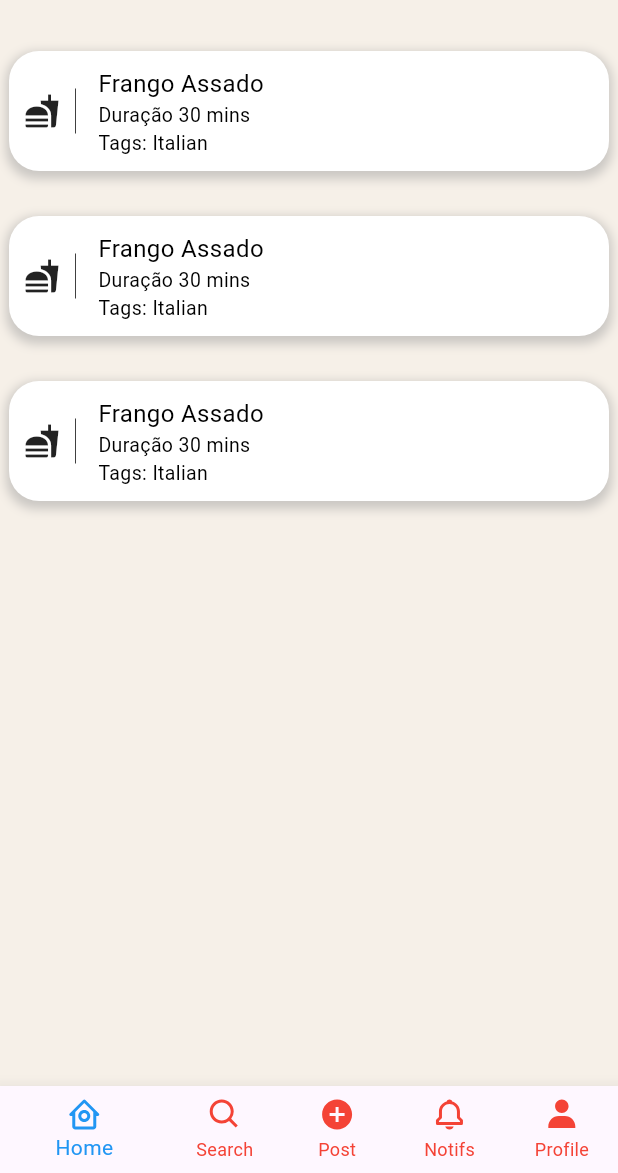
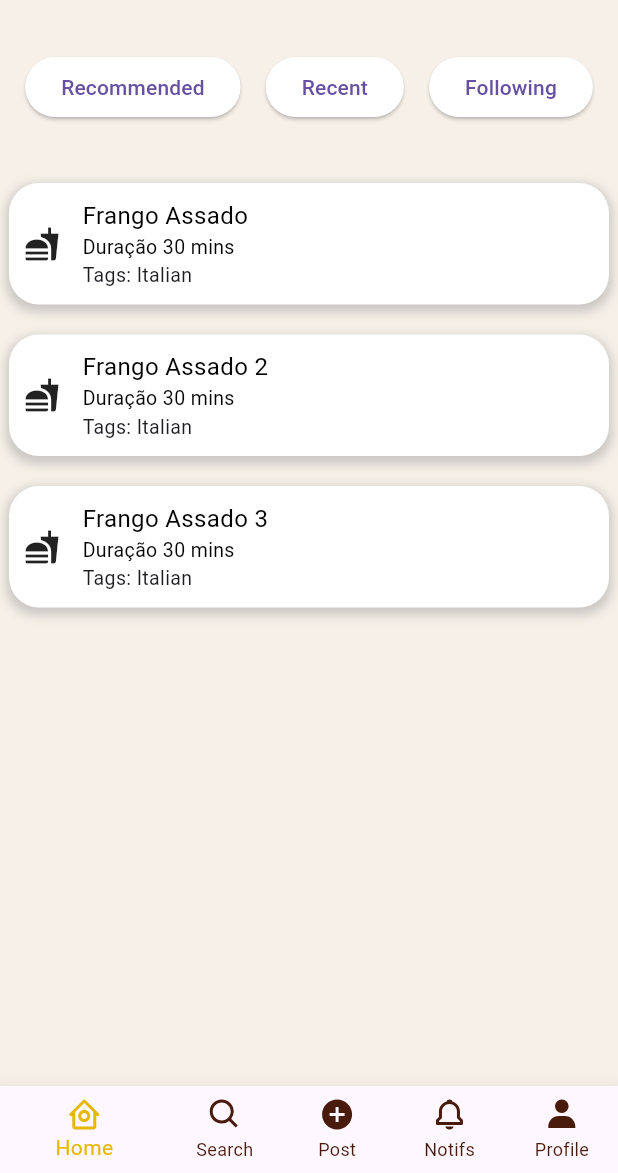
Before and after one commit to GoncaloGingeira/Feast, a Flutter app: the screen it shows after launch, on a phone screen of 412 x 824 dp, the part 63-1236 px from its top. Run offline on Flutter 3.47's test engine with Material 2 defaults, Android fonts, the phone set to English and light mode, and no system bars; our stand-ins replace flutter_boxicons; project files that could hold a hidden picture were left out.

Commit message:
homepage recipes now show up from a list

```diff
--- /dev/null
+++ b/assets/json/scrambledEggs.json
@@ -0,0 +1,50 @@
+{
+    "id": "scrambled-eggs",
+    "name": "Scrambled Eggs",
+    "rating": 4.4,
+    "estimatedTime": 10,
+    "servings": 2,
+    "calories": 148,
+    "ingredients": [
+        {
+            "name": "Eggs",
+            "quantity": 4,
+            "unit": "",
+            "notes": ""
+        },
+        {
+            "name": "Butter",
+            "quantity": 1,
+            "unit": "tbsp",
+            "notes": ""
+        },
+        {
+            "name": "Salt",
+            "quantity": 1,
+            "unit": "pinch",
+            "notes": ""
+        },
+        {
+            "name": "Pepper",
+            "quantity": 1,
+            "unit": "pinch",
+            "notes": ""
+        },
+        {
+            "name": "Milk",
+            "quantity": 2,
+            "unit": "tbsp",
+            "notes": "optional"
+        }
+    ],
+    "instructions": [
+        "Crack the eggs into a bowl and whisk until the yolks and whites are fully combined.",
+        "Add the butter to a non-stick pan and heat over medium heat until melted.",
+        "Pour the eggs into the pan and let them cook for about 30 seconds without stirring.",
+        "Using a spatula, gently push the eggs from the edges of the pan towards the center, allowing the uncooked eggs to flow to the edges.",
+        "Repeat the previous step until the eggs are mostly set but still slightly runny.",
+        "Add the salt, pepper, and milk (if using) to the eggs and stir until fully combined.",
+        "Continue cooking the eggs, stirring occasionally, until they reach your desired level of doneness.",
+        "Serve immediately."
+    ]
+}
--- a/lib/homepage.dart
+++ b/lib/homepage.dart
@@ -8,23 +8,76 @@ class HomePage extends StatefulWidget {
 }
 
 class _HomePageState extends State<HomePage> {
+  List<Map<String, String>> recipes = [
+    {
+      'name': 'Frango Assado',
+      'duration': 'Duração 30 mins',
+      'tags': 'Tags: Italian',
+    },
+    {
+      'name': 'Frango Assado 2',
+      'duration': 'Duração 30 mins',
+      'tags': 'Tags: Italian',
+    },
+    {
+      'name': 'Frango Assado 3',
+      'duration': 'Duração 30 mins',
+      'tags': 'Tags: Italian',
+    },
+  ];
+
   @override
   Widget build(BuildContext context) {
     return Scaffold(
       appBar: AppBar(
-        centerTitle: true, // Center the title
+        centerTitle: true,
         title: const Text(
-          'Feast', // Display 'Feast' as the app bar title
+          'Feast',
           style: TextStyle(color: Colors.black),
         ),
       ),
       body: Column(
         children: [
           const SizedBox(height: 20),
-          Center(
+          Row(
+            mainAxisAlignment: MainAxisAlignment.spaceEvenly,
+            children: [
+              ElevatedButton(
+                onPressed: () {},
+                child: const Text('Recommended'),
+                style: ElevatedButton.styleFrom(primary: Colors.white),
+              ),
+              ElevatedButton(
+                onPressed: () {},
+                child: const Text('Recent'),
+                style: ElevatedButton.styleFrom(primary: Colors.white),
+              ),
+              ElevatedButton(
+                onPressed: () {},
+                child: const Text('Following'),
+                style: ElevatedButton.styleFrom(primary: Colors.white),
+              ),
+            ],
+          ),
+          const SizedBox(height: 30),
+          ListView.builder(
+            shrinkWrap: true,
+            itemCount: recipes.length,
+            itemBuilder: (context, index) {
+              return buildRecipeCard(recipes[index]);
+            },
+          ),
+        ],
+      ),
+    );
+  }
+
+  Widget buildRecipeCard(Map<String, String> recipe) {
+    return Center(
       child: Container(
+        margin: const EdgeInsets.symmetric(vertical: 10),
+        padding: const EdgeInsets.all(10),
         width: 400,
-              height: 80,
         decoration: BoxDecoration(
           color: Colors.white,
           borderRadius: BorderRadius.circular(20),
@@ -33,52 +86,38 @@ class _HomePageState extends State<HomePage> {
               color: Colors.grey.withOpacity(0.5),
               spreadRadius: 2,
               blurRadius: 5,
-                    offset: const Offset(0, 3), // changes position of shadow
+              offset: const Offset(0, 3),
             ),
           ],
         ),
         child: Row(
           children: [
-                  const Padding(
-                    padding: EdgeInsets.all(10.0),
-                    child: Icon(
+            const Icon(
               Icons.fastfood,
-                    ),
-                  ),
-                  Center(
-                    child: Container(
-                      width: 0.5, // Width of the vertical bar
-                      height: 30, // Height of the vertical bar
-                      color: Colors.black, // Color of the vertical bar
-                    ),
             ),
             const SizedBox(
               width: 15,
             ),
-                  const Column(
+            Column(
               crossAxisAlignment: CrossAxisAlignment.start,
               children: [
-                      SizedBox(
-                        height: 10,
-                      ),
                 Text(
-                        "Frango Assado",
-                        style: TextStyle(
+                  recipe['name'] ?? '',
+                  style: const TextStyle(
                     color: Colors.black,
                     fontSize: 16,
                   ),
                 ),
                 Text(
-                        "Duração 30 mins",
-                        style: TextStyle(
+                  recipe['duration'] ?? '',
+                  style: const TextStyle(
                     color: Colors.black,
                     fontSize: 13,
                   ),
                 ),
                 Text(
-                        "Tags: Italian",
-                        style: TextStyle(
-                          color: Colors.black,
+                  recipe['tags'] ?? '',
+                  style: const TextStyle(
                     fontSize: 13,
                   ),
                 ),
@@ -87,145 +126,6 @@ class _HomePageState extends State<HomePage> {
           ],
         ),
       ),
-          ),
-          const SizedBox(height: 30),
-          Center(
-            child: Container(
-              width: 400,
-              height: 80,
-              decoration: BoxDecoration(
-                color: Colors.white,
-                borderRadius: BorderRadius.circular(20),
-                boxShadow: [
-                  BoxShadow(
-                    color: Colors.grey.withOpacity(0.5),
-                    spreadRadius: 2,
-                    blurRadius: 5,
-                    offset: const Offset(0, 3), // changes position of shadow
-                  ),
-                ],
-              ),
-              child: Row(
-                children: [
-                  const Padding(
-                    padding: EdgeInsets.all(10.0),
-                    child: Icon(
-                      Icons.fastfood,
-                    ),
-                  ),
-                  Center(
-                    child: Container(
-                      width: 0.5, // Width of the vertical bar
-                      height: 30, // Height of the vertical bar
-                      color: Colors.black, // Color of the vertical bar
-                    ),
-                  ),
-                  const SizedBox(
-                    width: 15,
-                  ),
-                  const Column(
-                    crossAxisAlignment: CrossAxisAlignment.start,
-                    children: [
-                      SizedBox(
-                        height: 10,
-                      ),
-                      Text(
-                        "Frango Assado",
-                        style: TextStyle(
-                          color: Colors.black,
-                          fontSize: 16,
-                        ),
-                      ),
-                      Text(
-                        "Duração 30 mins",
-                        style: TextStyle(
-                          color: Colors.black,
-                          fontSize: 13,
-                        ),
-                      ),
-                      Text(
-                        "Tags: Italian",
-                        style: TextStyle(
-                          color: Colors.black,
-                          fontSize: 13,
-                        ),
-                      ),
-                    ],
-                  ),
-                ],
-              ),
-            ),
-          ),
-          const SizedBox(height: 30),
-          Center(
-            child: Container(
-              width: 400,
-              height: 80,
-              decoration: BoxDecoration(
-                color: Colors.white,
-                borderRadius: BorderRadius.circular(20),
-                boxShadow: [
-                  BoxShadow(
-                    color: Colors.grey.withOpacity(0.5),
-                    spreadRadius: 2,
-                    blurRadius: 5,
-                    offset: const Offset(0, 3), // changes position of shadow
-                  ),
-                ],
-              ),
-              child: Row(
-                children: [
-                  const Padding(
-                    padding: EdgeInsets.all(10.0),
-                    child: Icon(
-                      Icons.fastfood,
-                    ),
-                  ),
-                  Center(
-                    child: Container(
-                      width: 0.5, // Width of the vertical bar
-                      height: 30, // Height of the vertical bar
-                      color: Colors.black, // Color of the vertical bar
-                    ),
-                  ),
-                  const SizedBox(
-                    width: 15,
-                  ),
-                  const Column(
-                    crossAxisAlignment: CrossAxisAlignment.start,
-                    children: [
-                      SizedBox(
-                        height: 10,
-                      ),
-                      Text(
-                        "Frango Assado",
-                        style: TextStyle(
-                          color: Colors.black,
-                          fontSize: 16,
-                        ),
-                      ),
-                      Text(
-                        "Duração 30 mins",
-                        style: TextStyle(
-                          color: Colors.black,
-                          fontSize: 13,
-                        ),
-                      ),
-                      Text(
-                        "Tags: Italian",
-                        style: TextStyle(
-                          color: Colors.black,
-                          fontSize: 13,
-                        ),
-                      ),
-                    ],
-                  ),
-                ],
-              ),
-            ),
-          ),
-        ],
-      ),
     );
   }
 }
--- a/lib/main.dart
+++ b/lib/main.dart
@@ -62,9 +62,10 @@ class _BottomTabBarState extends State<BottomTabBar> {
                 _index = value;
               });
             },
-            backgroundColor: const Color.fromARGB(255, 0, 0, 0),
-            selectedItemColor: Colors.blue, // Set the selected item color
-            unselectedItemColor: Colors.red, // Set the unselected item color
+            selectedItemColor:
+                Color.fromARGB(255, 230, 184, 1), // Set the selected item color
+            unselectedItemColor: Color.fromARGB(
+                255, 73, 27, 12), // Set the unselected item color
             showUnselectedLabels: true, // Show labels for unselected items
             elevation: 10.0,
             items: const [
--- /dev/null
+++ b/lib/recipe.dart
@@ -0,0 +1,33 @@
+class Recipe {
+  int id;
+  String name;
+  double rating;
+  int estimatedTime;
+  int servings;
+  int numOfCalories;
+  List<dynamic> ingredients;
+  List<String> instructions;
+
+  Recipe({
+    required this.id,
+    required this.name,
+    required this.rating,
+    required this.estimatedTime,
+    required this.servings,
+    required this.numOfCalories,
+    required this.ingredients,
+    required this.instructions,
+  });
+
+  factory Recipe.fromJson(Map<String, dynamic> json) {
+    return Recipe(
+        id: json['id'],
+        name: json['name'],
+        rating: json['rating'],
+        estimatedTime: json['estimatedTime'],
+        servings: json['servings'],
+        numOfCalories: json['numOfCalories'],
+        ingredients: json['ingredients'].cast<String>(),
+        instructions: json['instructions'].cast<String>());
+  }
+}
```
Lines whose indentation alone changed are shown as unchanged.
